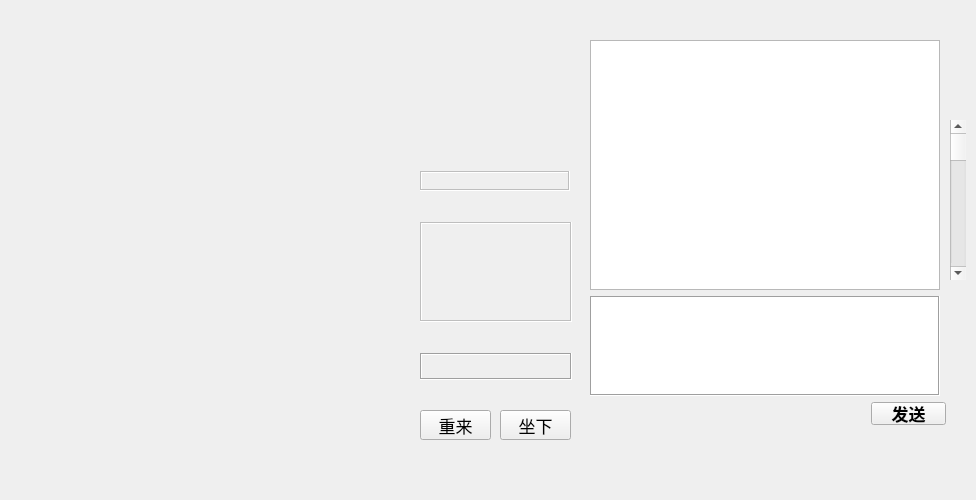
orestonce/ChessGame, file src/ChessClient/gamepanel.ui: the form before one commit.
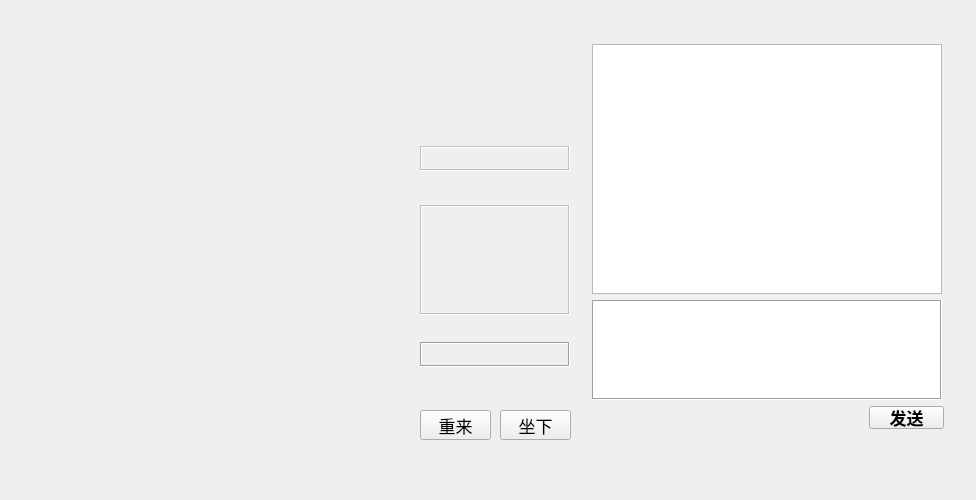
The form after the commit.

What changed in the file:
```diff
--- a/src/ChessClient/gamepanel.ui
+++ b/src/ChessClient/gamepanel.ui
@@ -36,18 +36,42 @@
   <property name="windowTitle">
    <string>中国象棋</string>
   </property>
-  <widget class="QWidget" name="layoutWidget">
+  <widget class="QPushButton" name="pushButton_TakeSite">
    <property name="geometry">
     <rect>
-     <x>590</x>
-     <y>40</y>
-     <width>356</width>
-     <height>457</height>
+     <x>500</x>
+     <y>410</y>
+     <width>71</width>
+     <height>30</height>
     </rect>
    </property>
-   <layout class="QVBoxLayout" name="verticalLayout_3">
-    <item>
-     <layout class="QVBoxLayout" name="verticalLayout_2">
+   <property name="text">
+    <string>坐下</string>
+   </property>
+  </widget>
+  <widget class="QPushButton" name="pushButton_ReGame">
+   <property name="geometry">
+    <rect>
+     <x>420</x>
+     <y>410</y>
+     <width>71</width>
+     <height>30</height>
+    </rect>
+   </property>
+   <property name="text">
+    <string>重来</string>
+   </property>
+  </widget>
+  <widget class="QWidget" name="">
+   <property name="geometry">
+    <rect>
+     <x>592</x>
+     <y>44</y>
+     <width>352</width>
+     <height>431</height>
+    </rect>
+   </property>
+   <layout class="QVBoxLayout" name="verticalLayout">
       <item>
        <widget class="QTextEdit" name="showText">
         <property name="enabled">
@@ -82,8 +106,6 @@
        </widget>
       </item>
       <item>
-       <layout class="QVBoxLayout" name="verticalLayout">
-        <item>
          <widget class="QTextEdit" name="sendEdit">
           <property name="minimumSize">
            <size>
@@ -150,10 +172,6 @@
           </item>
          </layout>
         </item>
-       </layout>
-      </item>
-     </layout>
-    </item>
     <item>
      <spacer name="verticalSpacer">
       <property name="orientation">
@@ -169,31 +187,49 @@
     </item>
    </layout>
   </widget>
-  <widget class="QWidget" name="layoutWidget">
+  <widget class="QWidget" name="">
    <property name="geometry">
     <rect>
      <x>420</x>
-     <y>171</y>
-     <width>152</width>
-     <height>209</height>
+     <y>120</y>
+     <width>154</width>
+     <height>247</height>
     </rect>
    </property>
-   <layout class="QVBoxLayout" name="verticalLayout_4">
+   <layout class="QVBoxLayout" name="verticalLayout_3">
+    <item>
+     <widget class="QLabel" name="label_GameStatus">
+      <property name="text">
+       <string/>
+      </property>
+      <property name="alignment">
+       <set>Qt::AlignCenter</set>
+      </property>
+     </widget>
+    </item>
+    <item>
+     <layout class="QVBoxLayout" name="verticalLayout_2">
     <item>
      <widget class="QLabel" name="upUserLabel">
       <property name="enabled">
        <bool>false</bool>
       </property>
+        <property name="sizePolicy">
+         <sizepolicy hsizetype="Fixed" vsizetype="Fixed">
+          <horstretch>0</horstretch>
+          <verstretch>0</verstretch>
+         </sizepolicy>
+        </property>
       <property name="minimumSize">
        <size>
         <width>150</width>
-        <height>20</height>
+          <height>25</height>
        </size>
       </property>
       <property name="maximumSize">
        <size>
         <width>150</width>
-        <height>20</height>
+          <height>25</height>
        </size>
       </property>
       <property name="font">
@@ -222,8 +258,8 @@
       </property>
       <property name="sizeHint" stdset="0">
        <size>
-        <width>20</width>
-        <height>18</height>
+          <width>150</width>
+          <height>13</height>
        </size>
       </property>
      </spacer>
@@ -233,10 +269,22 @@
       <property name="enabled">
        <bool>false</bool>
       </property>
+        <property name="sizePolicy">
+         <sizepolicy hsizetype="Fixed" vsizetype="Fixed">
+          <horstretch>0</horstretch>
+          <verstretch>0</verstretch>
+         </sizepolicy>
+        </property>
       <property name="minimumSize">
        <size>
-        <width>100</width>
-        <height>100</height>
+          <width>150</width>
+          <height>110</height>
+         </size>
+        </property>
+        <property name="maximumSize">
+         <size>
+          <width>150</width>
+          <height>110</height>
        </size>
       </property>
       <property name="layoutDirection">
@@ -251,6 +299,9 @@
       <property name="text">
        <string/>
       </property>
+        <property name="alignment">
+         <set>Qt::AlignCenter</set>
+        </property>
      </widget>
     </item>
     <item>
@@ -264,9 +315,12 @@
       <property name="orientation">
        <enum>Qt::Vertical</enum>
       </property>
+        <property name="sizeType">
+         <enum>QSizePolicy::Fixed</enum>
+        </property>
       <property name="sizeHint" stdset="0">
        <size>
-        <width>20</width>
+          <width>150</width>
         <height>18</height>
        </size>
       </property>
@@ -274,10 +328,22 @@
     </item>
     <item>
      <widget class="QLabel" name="downUserLabel">
+        <property name="sizePolicy">
+         <sizepolicy hsizetype="Fixed" vsizetype="Fixed">
+          <horstretch>0</horstretch>
+          <verstretch>0</verstretch>
+         </sizepolicy>
+        </property>
       <property name="minimumSize">
        <size>
         <width>150</width>
-        <height>20</height>
+          <height>25</height>
+         </size>
+        </property>
+        <property name="maximumSize">
+         <size>
+          <width>150</width>
+          <height>25</height>
        </size>
       </property>
       <property name="font">
@@ -300,61 +366,8 @@
      </widget>
     </item>
    </layout>
-  </widget>
-  <widget class="QLabel" name="label_GameStatus">
-   <property name="geometry">
-    <rect>
-     <x>420</x>
-     <y>120</y>
-     <width>151</width>
-     <height>31</height>
-    </rect>
-   </property>
-   <property name="text">
-    <string/>
-   </property>
-   <property name="alignment">
-    <set>Qt::AlignCenter</set>
-   </property>
-  </widget>
-  <widget class="QPushButton" name="pushButton_TakeSite">
-   <property name="geometry">
-    <rect>
-     <x>500</x>
-     <y>410</y>
-     <width>71</width>
-     <height>30</height>
-    </rect>
-   </property>
-   <property name="text">
-    <string>坐下</string>
-   </property>
-  </widget>
-  <widget class="QPushButton" name="pushButton_ReGame">
-   <property name="geometry">
-    <rect>
-     <x>420</x>
-     <y>410</y>
-     <width>71</width>
-     <height>30</height>
-    </rect>
-   </property>
-   <property name="text">
-    <string>重来</string>
-   </property>
-  </widget>
-  <widget class="QScrollBar" name="showTextBar">
-   <property name="geometry">
-    <rect>
-     <x>950</x>
-     <y>120</y>
-     <width>16</width>
-     <height>160</height>
-    </rect>
-   </property>
-   <property name="orientation">
-    <enum>Qt::Vertical</enum>
-   </property>
+    </item>
+   </layout>
   </widget>
  </widget>
  <resources/>
```
Lines whose indentation alone changed are shown as unchanged.
